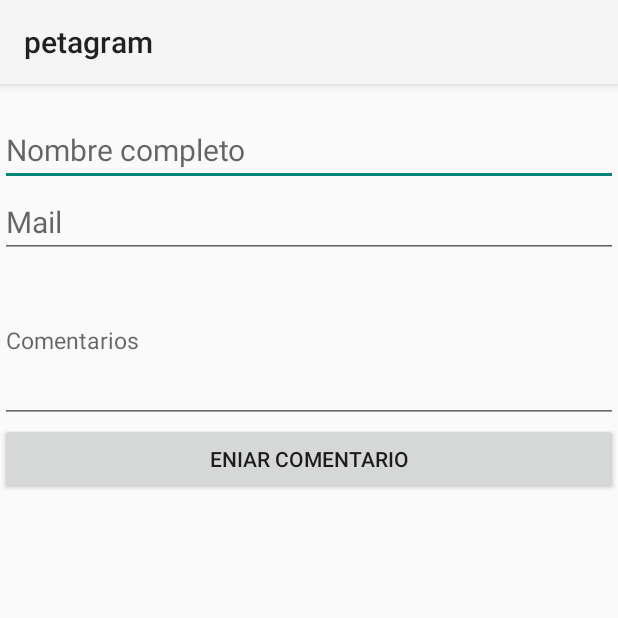
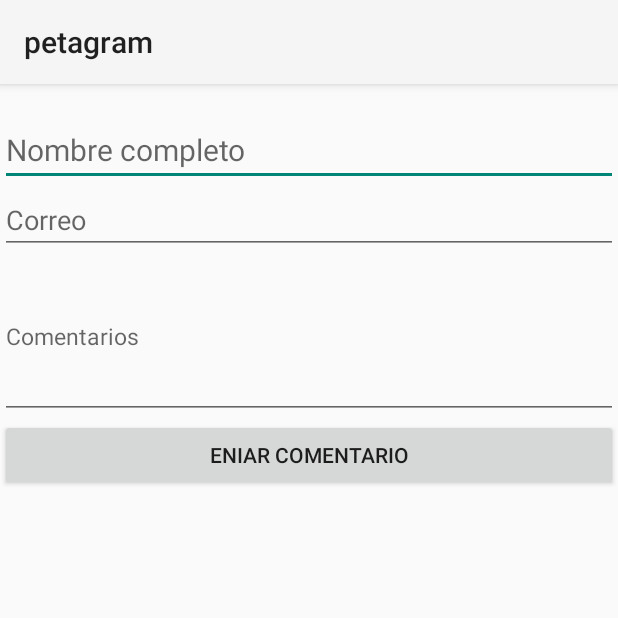
Before and after one commit to Joeldvm/TiendaPets, an Android app: the ActivityContacto screen opened directly, with no data from a screen before it, after a tap on "ENIAR COMENTARIO", on a phone screen of 412 x 824 dp, the top half of it. Run offline under Robolectric (Android 15) with nearby library versions, the phone set to English and light mode, and no system bars.

Commit message:
Actualizacion
Variable mail

```diff
--- a/app/src/main/java/com/bbva/petagram/ActivityContacto.java
+++ b/app/src/main/java/com/bbva/petagram/ActivityContacto.java
@@ -27,7 +27,7 @@ public class ActivityContacto extends AppCompatActivity {
     ProgressDialog pdialog = null;
     Context context = null;
     Session sesion = null;
-    String textMessage, correo, contraseña;
+    String textMessage, correo, contraseña, maildest;
     EditText comentarios;
 
     @Override
@@ -37,6 +37,7 @@ public class ActivityContacto extends AppCompatActivity {
 
         Button sendmail = (Button) findViewById(R.id.boton);
         EditText comentarios = (EditText) findViewById(R.id.txtComentario);
+        EditText mail = (EditText) findViewById(R.id.mail);
 
         sendmail.setOnClickListener(new View.OnClickListener() {
             @Override
@@ -45,8 +46,9 @@ public class ActivityContacto extends AppCompatActivity {
                 StrictMode.ThreadPolicy policy = new StrictMode.ThreadPolicy.Builder().permitAll().build();
                 StrictMode.setThreadPolicy(policy);
                 textMessage = comentarios.getText().toString();
-                correo = "joeldvm@gmail.com";
-                contraseña = "qazwsx123";
+                correo = "origenMail@gmail.com";
+                contraseña = "abc123";
+                maildest = mail.getText().toString();
 
                 Properties prop = new Properties();
                 prop.put("mail.smtp.host", "smtp.googlemail.com");
@@ -69,7 +71,7 @@ public class ActivityContacto extends AppCompatActivity {
                         Message mesage = new MimeMessage(sesion);
                         mesage.setFrom(new InternetAddress(correo));
                         mesage.setSubject("Prueba Mail Android");
-                        mesage.setRecipients(Message.RecipientType.TO, InternetAddress.parse("elenavera257@gmail.com"));
+                        mesage.setRecipients(Message.RecipientType.TO, InternetAddress.parse(maildest));
                         mesage.setContent(textMessage,"text/html; charset=utf-8");
                         Transport.send(mesage);
                     }
--- a/app/src/main/res/layout/activity_contacto.xml
+++ b/app/src/main/res/layout/activity_contacto.xml
@@ -18,11 +18,12 @@
         android:textSize="20sp" />
 
     <EditText
-        android:id="@+id/txtMail"
+        android:id="@+id/mail"
         android:layout_width="match_parent"
         android:layout_height="wrap_content"
-        android:hint="Mail"
-        android:textSize="20dp" />
+        android:hint="Correo"
+        android:ems="10"
+        android:inputType="textEmailAddress" />
 
     <EditText
         android:id="@+id/txtComentario"
@@ -39,4 +40,6 @@
         android:text="Eniar Comentario" />
 
 
+
+
 </LinearLayout>
```
